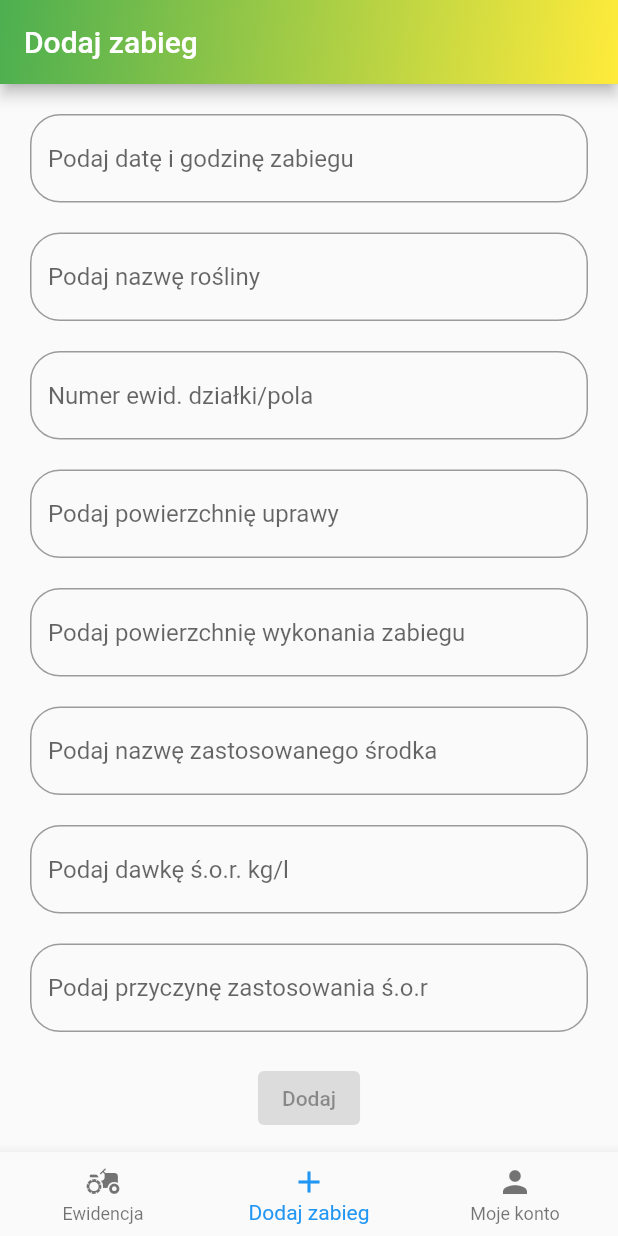
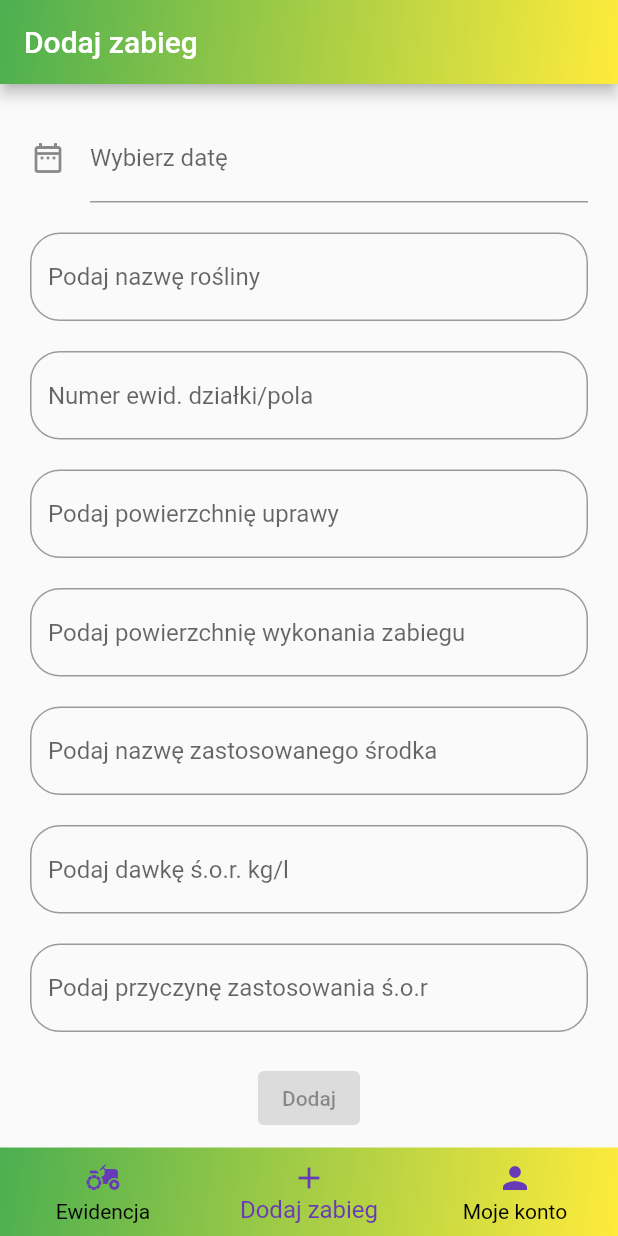
Before and after one commit to Jacek96/AgroRecords, a Flutter app: the screen it shows once a user with an empty profile is signed in, item 2 of the bottom bar chosen, on a phone screen of 412 x 824 dp. Run offline on Flutter 3.47's test engine with Material 2 defaults, Android fonts, the phone set to English and light mode, and no system bars; drawn by our look-alikes of date_time_picker; our stand-ins replace cloud_firestore, firebase_auth, firebase_core; accounts and stored records are empty.

Commit message:
Add calendar

```diff
--- a/lib/App/Home/add_record/add_record_page_content.dart
+++ b/lib/App/Home/add_record/add_record_page_content.dart
@@ -1,4 +1,5 @@
 import 'package:cloud_firestore/cloud_firestore.dart';
+import 'package:date_time_picker/date_time_picker.dart';
 import 'package:flutter/material.dart';
 
 class AddRecordPageContent extends StatefulWidget {
@@ -31,25 +32,42 @@ class _AddRecordPageContentState extends State<AddRecordPageContent> {
           padding: const EdgeInsets.all(20.0),
           child: Column(
             children: [
-              TextField(
-                keyboardType: TextInputType.multiline,
-                minLines: 1,
-                maxLines: 5,
-                decoration: const InputDecoration(
-                  border: OutlineInputBorder(
-                    borderRadius: BorderRadius.all(
-                      Radius.circular(20),
-                    ),
-                  ),
-                  hintText: 'Podaj datę i godzinę zabiegu',
-                ),
+              // TextField(
+              //   keyboardType: TextInputType.multiline,
+              //   minLines: 1,
+              //   maxLines: 5,
+              //   decoration: const InputDecoration(
+              //     border: OutlineInputBorder(
+              //       borderRadius: BorderRadius.all(
+              //         Radius.circular(20),
+              //       ),
+              //     ),
+              //     hintText: 'Podaj datę i godzinę zabiegu',
+              //   ),
+              //   onChanged: (newValue) {
+              //     setState(() {
+              //       recordDate = newValue;
+              //     });
+              //   },
+              // ),
+              //
+              DateTimePicker(
+                initialValue: '',
+                icon: const Icon(Icons.date_range_outlined),
+                firstDate: DateTime(2000),
+                lastDate: DateTime(2100),
+                dateLabelText: 'Wybierz datę',
                 onChanged: (newValue) {
                   setState(() {
                     recordDate = newValue;
                   });
                 },
+                validator: (val) {
+                  return null;
+                },
+                onSaved: (val) => print(val),
               ),
-              SizedBox(
+              const SizedBox(
                 height: 20,
               ),
               TextField(
@@ -67,7 +85,7 @@ class _AddRecordPageContentState extends State<AddRecordPageContent> {
                   });
                 },
               ),
-              SizedBox(
+              const SizedBox(
                 height: 20,
               ),
               TextField(
@@ -85,7 +103,7 @@ class _AddRecordPageContentState extends State<AddRecordPageContent> {
                   });
                 },
               ),
-              SizedBox(
+              const SizedBox(
                 height: 20,
               ),
               TextField(
@@ -103,7 +121,7 @@ class _AddRecordPageContentState extends State<AddRecordPageContent> {
                   });
                 },
               ),
-              SizedBox(
+              const SizedBox(
                 height: 20,
               ),
               TextField(
@@ -121,7 +139,7 @@ class _AddRecordPageContentState extends State<AddRecordPageContent> {
                   });
                 },
               ),
-              SizedBox(
+              const SizedBox(
                 height: 20,
               ),
               TextField(
@@ -139,7 +157,7 @@ class _AddRecordPageContentState extends State<AddRecordPageContent> {
                   });
                 },
               ),
-              SizedBox(
+              const SizedBox(
                 height: 20,
               ),
               TextField(
@@ -157,7 +175,7 @@ class _AddRecordPageContentState extends State<AddRecordPageContent> {
                   });
                 },
               ),
-              SizedBox(
+              const SizedBox(
                 height: 20,
               ),
               TextField(
@@ -175,7 +193,7 @@ class _AddRecordPageContentState extends State<AddRecordPageContent> {
                   });
                 },
               ),
-              SizedBox(
+              const SizedBox(
                 height: 20,
               ),
               ElevatedButton(
--- a/lib/App/Home/home_page.dart
+++ b/lib/App/Home/home_page.dart
@@ -55,7 +55,21 @@ class _HomePageState extends State<HomePage> {
         }
         return MyAccountPageContent(email: widget.user.email);
       }),
-      bottomNavigationBar: BottomNavigationBar(
+      bottomNavigationBar: Container(
+        decoration: const BoxDecoration(
+            gradient: LinearGradient(
+          begin: Alignment.topLeft,
+          end: Alignment.bottomRight,
+          colors: <Color>[Colors.green, Colors.yellow],
+        )),
+        child: BottomNavigationBar(
+          unselectedLabelStyle: const TextStyle(
+              color: Color.fromARGB(255, 255, 255, 255), fontSize: 14),
+          fixedColor: Colors.deepPurple,
+          selectedFontSize: 16,
+          unselectedItemColor: Colors.black,
+          elevation: 0,
+          backgroundColor: Colors.transparent,
           currentIndex: currentIndex,
           onTap: (newIndex) {
             setState(() {
@@ -64,11 +78,25 @@ class _HomePageState extends State<HomePage> {
           },
           items: const [
             BottomNavigationBarItem(
-              icon: Icon(Icons.agriculture), label: 'Ewidencja'),
-          BottomNavigationBarItem(icon: Icon(Icons.add), label: 'Dodaj zabieg'),
+                icon: Icon(
+                  Icons.agriculture,
+                  color: Colors.deepPurple,
+                ),
+                label: 'Ewidencja'),
             BottomNavigationBarItem(
-              icon: Icon(Icons.person), label: 'Moje konto'),
+                icon: Icon(
+                  Icons.add,
+                  color: Colors.deepPurple,
+                ),
+                label: 'Dodaj zabieg'),
+            BottomNavigationBarItem(
+                icon: Icon(
+                  Icons.person,
+                  color: Colors.deepPurple,
+                ),
+                label: 'Moje konto'),
           ],
+        ),
       ),
     );
   }
--- a/lib/App/Home/my_records/record_page_content.dart
+++ b/lib/App/Home/my_records/record_page_content.dart
@@ -31,7 +31,11 @@ class RecordPageContent extends StatelessWidget {
                         padding: const EdgeInsets.all(10),
                         decoration: BoxDecoration(
                           borderRadius: BorderRadius.circular(20),
-                          color: Colors.green,
+                          gradient: const LinearGradient(
+                            begin: Alignment.topLeft,
+                            end: Alignment.bottomRight,
+                            colors: <Color>[Colors.green, Colors.yellow],
+                          ),
                         ),
                         // padding: const EdgeInsets.all(20),
                         child: Column(
@@ -40,7 +44,7 @@ class RecordPageContent extends StatelessWidget {
                             Wrap(
                               children: [
                                 const Text(
-                                  'Data i godzina zabiegu:',
+                                  'Data zabiegu:',
                                   style: TextStyle(
                                       fontWeight: FontWeight.bold,
                                       fontSize: 17),
--- a/pubspec.yaml
+++ b/pubspec.yaml
@@ -37,6 +37,7 @@ dependencies:
   firebase_core: ^2.6.1
   firebase_auth: ^4.2.8
   cloud_firestore: ^4.4.3
+  date_time_picker: ^2.1.0
 
 dev_dependencies:
   flutter_test:
```
Also changed, not shown: pubspec.lock. Lines whose indentation alone changed are shown as unchanged.
